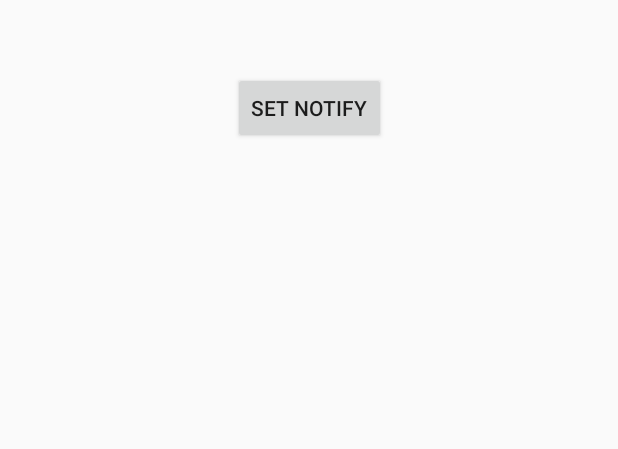
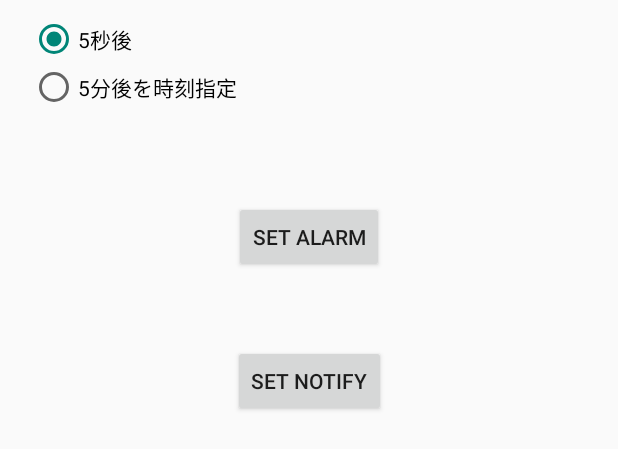
Before and after one commit to masayahak/Alarm, an Android app: the layout activity_main.xml on its own in the app's theme, with its tools: preview values and no code run, on a phone screen of 412 x 824 dp. Shown: the top 449 px of the screen. Run offline under Robolectric (Android 15) with nearby library versions, the phone set to English and light mode, and no system bars.

Commit message:
一次完成 2022.02.17

```diff
--- a/app/src/main/res/layout/activity_main.xml
+++ b/app/src/main/res/layout/activity_main.xml
@@ -4,17 +4,61 @@
     xmlns:tools="http://schemas.android.com/tools"
     android:layout_width="match_parent"
     android:layout_height="match_parent"
-    tools:context=".MainActivity">
+    tools:context=".ActivityMain">
+
+    <RadioGroup
+        android:layout_width="match_parent"
+        android:layout_height="wrap_content"
+        android:layout_marginStart="10dp"
+        android:layout_marginTop="10dp"
+        android:orientation="vertical"
+        app:layout_constraintStart_toStartOf="parent"
+        app:layout_constraintTop_toTopOf="parent" >
+
+        <RadioButton
+            android:id="@+id/after5Seconds"
+            android:layout_width="wrap_content"
+            android:layout_height="wrap_content"
+            android:text="5秒後"
+            android:checked="true"
+            android:layout_marginStart="10dp"
+            />
+        <RadioButton
+            android:id="@+id/directTime"
+            android:layout_width="wrap_content"
+            android:layout_height="wrap_content"
+            android:text="5分後を時刻指定"
+            android:layout_marginStart="10dp"
+            />
+    </RadioGroup>
+
+    <androidx.constraintlayout.widget.Guideline
+        android:id="@+id/guideline2"
+        android:layout_width="wrap_content"
+        android:layout_height="wrap_content"
+        android:orientation="horizontal"
+        app:layout_constraintGuide_begin="134dp" />
 
     <Button
         android:id="@+id/setAlarm"
         android:layout_width="wrap_content"
         android:layout_height="wrap_content"
+        android:text="Set Alarm"
+        app:layout_constraintLeft_toLeftOf="parent"
+        app:layout_constraintRight_toRightOf="parent"
+        app:layout_constraintTop_toBottomOf="@id/guideline2"
+        />
+
+    <Button
+        android:id="@+id/pushNotification"
+        android:layout_width="wrap_content"
+        android:layout_height="wrap_content"
         android:text="Set Notify"
         app:layout_constraintLeft_toLeftOf="parent"
         app:layout_constraintRight_toRightOf="parent"
-        app:layout_constraintTop_toTopOf="parent"
+        app:layout_constraintTop_toBottomOf="@id/setAlarm"
         android:layout_marginTop="48dp"
         />
 
+
 </androidx.constraintlayout.widget.ConstraintLayout>
```
Also changed, not shown: app/src/main/AndroidManifest.xml (+22 -4 lines), app/src/main/java/masayah/mysimple/alarm/ActivityAfterNotification.kt (added, +21 -0 lines), app/src/main/java/masayah/mysimple/alarm/ActivityMain.kt (added, +122 -0 lines), app/src/main/java/masayah/mysimple/alarm/MainActivity.kt (deleted, +0 -61 lines), app/src/main/java/masayah/mysimple/alarm/NotificationReceiver.kt (added, +59 -0 lines), app/src/main/java/masayah/mysimple/alarm/SampleBootReceiver.kt (added, +24 -0 lines), app/src/main/java/masayah/mysimple/alarm/TestAlarmReceiver.kt (deleted, +0 -82 lines), app/src/main/java/masayah/mysimple/alarm/TestNotifyReceiver.kt (deleted, +0 -24 lines), app/src/main/res/layout/activity_after_notification.xml (added, +24 -0 lines), app/src/main/java/masayah/mysimple/alarm/README.txt.
